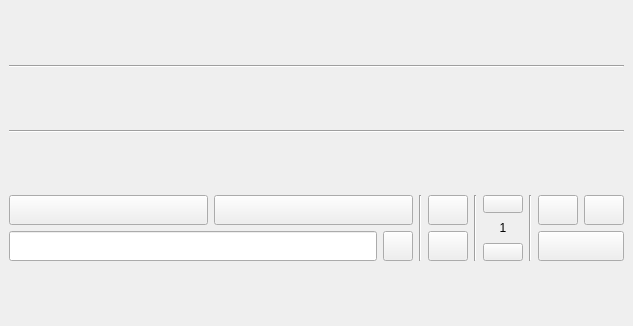
First picture: the form in mainwindow.ui, repository KonstantIMP/runline, before the edit.
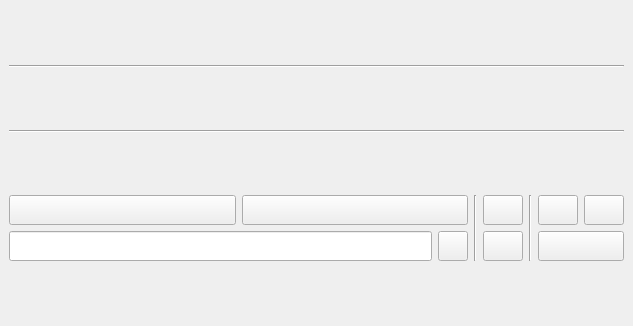
Second picture: the form after the edit.

Diff of the .ui file:
```diff
--- a/mainwindow.ui
+++ b/mainwindow.ui
@@ -208,59 +208,6 @@
           </property>
          </widget>
         </item>
-        <item>
-         <layout class="QVBoxLayout" name="verticalLayout_4">
-          <item>
-           <widget class="QPushButton" name="up_new_line">
-            <property name="maximumSize">
-             <size>
-              <width>99999</width>
-              <height>18</height>
-             </size>
-            </property>
-            <property name="text">
-             <string/>
-            </property>
-           </widget>
-          </item>
-          <item>
-           <widget class="QLabel" name="new_line">
-            <property name="maximumSize">
-             <size>
-              <width>16777215</width>
-              <height>18</height>
-             </size>
-            </property>
-            <property name="text">
-             <string>1</string>
-            </property>
-            <property name="alignment">
-             <set>Qt::AlignCenter</set>
-            </property>
-           </widget>
-          </item>
-          <item>
-           <widget class="QPushButton" name="down_new_line">
-            <property name="maximumSize">
-             <size>
-              <width>16777215</width>
-              <height>18</height>
-             </size>
-            </property>
-            <property name="text">
-             <string/>
-            </property>
-           </widget>
-          </item>
-         </layout>
-        </item>
-        <item>
-         <widget class="Line" name="line_2">
-          <property name="orientation">
-           <enum>Qt::Vertical</enum>
-          </property>
-         </widget>
-        </item>
        </layout>
       </item>
       <item>
```
